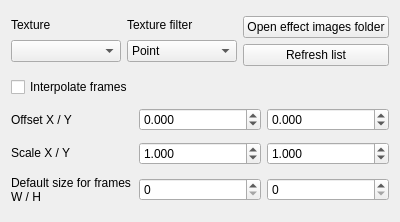
This is gui-tool/ui/actiontab_generalEffect.ui in headshot2017/smbzg-charloader as Qt 5 draws it before an edit. The edited form follows.
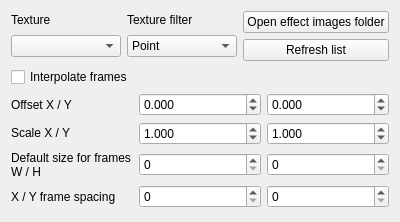
This is the edited form.

Commit message: gui-tool: add ability to add spacing to sprite frames

Diff of the .ui file:
```diff
--- a/gui-tool/ui/actiontab_generalEffect.ui
+++ b/gui-tool/ui/actiontab_generalEffect.ui
@@ -247,6 +247,31 @@
      </item>
     </layout>
    </item>
+   <item>
+    <layout class="QHBoxLayout" name="horizontalLayout_5">
+     <item>
+      <widget class="QLabel" name="label_6">
+       <property name="text">
+        <string>X / Y frame spacing</string>
+       </property>
+      </widget>
+     </item>
+     <item>
+      <widget class="QSpinBox" name="spinbox_spacingX">
+       <property name="maximum">
+        <number>100000</number>
+       </property>
+      </widget>
+     </item>
+     <item>
+      <widget class="QSpinBox" name="spinbox_spacingY">
+       <property name="maximum">
+        <number>100000</number>
+       </property>
+      </widget>
+     </item>
+    </layout>
+   </item>
   </layout>
  </widget>
  <resources/>
```
The commit also changes 5 other files.
